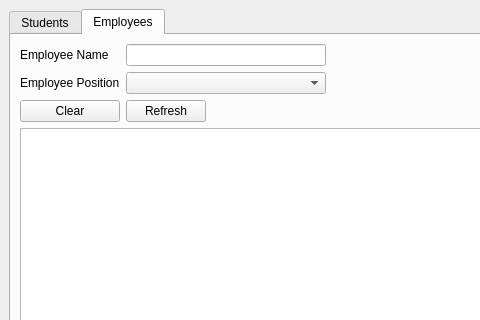
Before: the Qt Designer form gui/MainWindow.ui in M-ElSherif/Nursery, drawn with Qt 5; both pictures show x 0 to 480 and y 0 to 320 of the 802 by 665 pixel window.
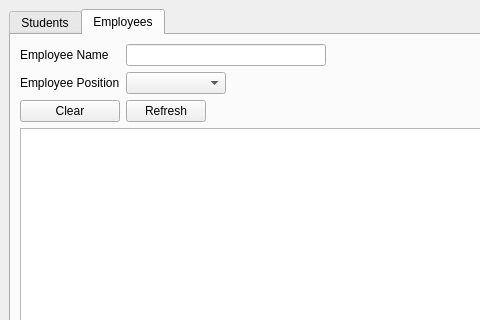
After: the same form once the commit is applied.

Commit message: feat: Added the population of the employee positions combobox

Patch:
```diff
--- a/gui/MainWindow.ui
+++ b/gui/MainWindow.ui
@@ -14,8 +14,8 @@
    <string>MainWindow</string>
   </property>
   <widget class="QWidget" name="centralwidget">
-   <layout class="QGridLayout" name="gridLayout">
-    <item row="0" column="0">
+   <layout class="QHBoxLayout" name="horizontalLayout">
+    <item>
      <widget class="QTabWidget" name="tabWidget">
       <property name="currentIndex">
        <number>1</number>
@@ -254,6 +254,9 @@
           </item>
           <item row="1" column="1">
            <widget class="QComboBox" name="cmbEmployeePosition">
+            <property name="enabled">
+             <bool>true</bool>
+            </property>
             <property name="sizePolicy">
              <sizepolicy hsizetype="Maximum" vsizetype="Fixed">
               <horstretch>0</horstretch>
@@ -262,7 +265,7 @@
             </property>
             <property name="maximumSize">
              <size>
-              <width>200</width>
+              <width>100</width>
               <height>16777215</height>
              </size>
             </property>
```
The commit also changes 4 other files.
